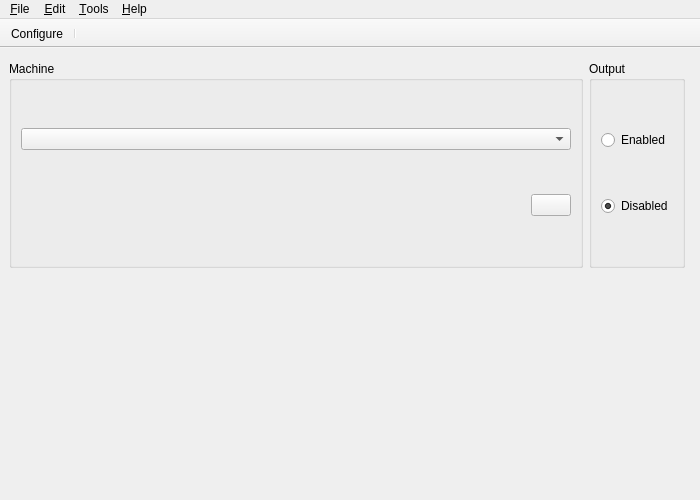
Above: plover/gui_qt/main_window.ui from Ankhanh975/plover-main-fork before the change. Below: the same form after it.
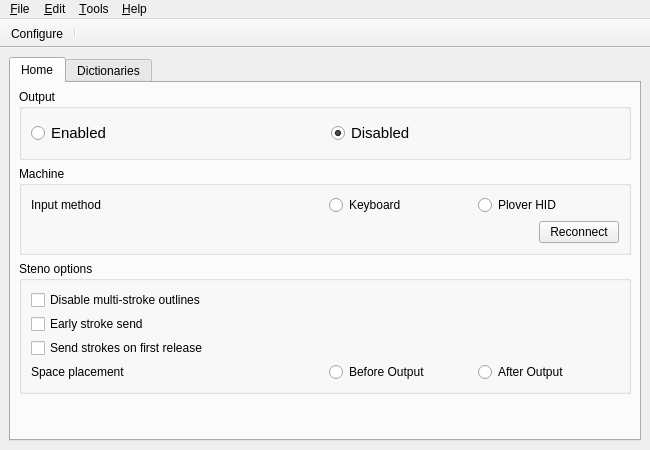
That is the form after the change. Icons and pictures are not drawn. Custom widgets are drawn as their Qt base class.

Commit message:
Add 'Disable multi-stroke outlines' option and related functionality
- Introduced a new configuration option to disable multi-stroke outlines in the settings.
- Updated the engine and translator to respect this new configuration.
- Modified the main window UI to include a checkbox for the new option.
- Added tests to verify the behavior of the new functionality.

The edit to the form file:
```diff
--- a/plover/gui_qt/main_window.ui
+++ b/plover/gui_qt/main_window.ui
@@ -9,8 +9,8 @@
    <rect>
     <x>0</x>
     <y>0</y>
-    <width>700</width>
-    <height>500</height>
+    <width>650</width>
+    <height>450</height>
    </rect>
   </property>
   <property name="minimumSize">
@@ -40,141 +40,352 @@
     </size>
    </property>
    <layout class="QGridLayout" name="gridLayout">
-    <item row="0" column="0" colspan="3">
-     <spacer name="topSpacer">
-      <property name="orientation">
-       <enum>Qt::Vertical</enum>
-      </property>
-      <property name="sizeType">
-       <enum>QSizePolicy::Fixed</enum>
-      </property>
-      <property name="sizeHint" stdset="0">
-       <size>
-        <height>4</height>
-       </size>
-      </property>
-     </spacer>
+    <item row="0" column="0">
+     <widget class="QTabWidget" name="mainTabs">
+      <widget class="QWidget" name="homeTab">
+       <attribute name="title">
+        <string>Home</string>
+       </attribute>
+       <layout class="QVBoxLayout" name="homeLayout">
+        <property name="spacing">
+         <number>6</number>
+        </property>
+        <property name="leftMargin">
+         <number>8</number>
+        </property>
+        <property name="topMargin">
+         <number>6</number>
+        </property>
+        <property name="rightMargin">
+         <number>8</number>
+        </property>
+        <property name="bottomMargin">
+         <number>6</number>
+        </property>
+        <item>
+         <widget class="QGroupBox" name="outputGroup">
+          <property name="title">
+           <string>Output</string>
+          </property>
+          <layout class="QHBoxLayout" name="outputGroupLayout">
+           <property name="spacing">
+            <number>12</number>
+           </property>
+           <item>
+            <widget class="QRadioButton" name="output_enable">
+             <property name="minimumSize">
+              <size>
+               <width>0</width>
+               <height>30</height>
+              </size>
+             </property>
+             <property name="font">
+              <font>
+               <pointsize>11</pointsize>
+              </font>
+             </property>
+             <property name="text">
+              <string>Enabled</string>
+             </property>
+            </widget>
+           </item>
+           <item>
+            <widget class="QRadioButton" name="output_disable">
+             <property name="minimumSize">
+              <size>
+               <width>0</width>
+               <height>30</height>
+              </size>
+             </property>
+             <property name="font">
+              <font>
+               <pointsize>11</pointsize>
+              </font>
+             </property>
+             <property name="text">
+              <string>Disabled</string>
+             </property>
+             <property name="checked">
+              <bool>true</bool>
+             </property>
+            </widget>
+           </item>
+          </layout>
+         </widget>
+        </item>
+        <item>
+         <widget class="QGroupBox" name="machineGroup">
+          <property name="title">
+           <string>Machine</string>
+          </property>
+          <layout class="QVBoxLayout" name="machineGroupLayout">
+           <property name="spacing">
+            <number>6</number>
+           </property>
+           <item>
+            <widget class="QWidget" name="inputMethodRow" native="true">
+             <layout class="QHBoxLayout" name="inputMethodRowLayout">
+              <property name="spacing">
+               <number>8</number>
+              </property>
+              <property name="leftMargin">
+               <number>0</number>
+              </property>
+              <property name="topMargin">
+               <number>0</number>
+              </property>
+              <property name="rightMargin">
+               <number>0</number>
+              </property>
+              <property name="bottomMargin">
+               <number>0</number>
+              </property>
+              <item>
+               <widget class="QLabel" name="inputMethodLabel">
+                <property name="text">
+                 <string>Input method</string>
+                </property>
+                <property name="buddy">
+                 <cstring>input_method_keyboard</cstring>
+                </property>
+               </widget>
+              </item>
+              <item>
+               <widget class="QWidget" name="inputMethodChoices" native="true">
+                <layout class="QHBoxLayout" name="inputMethodChoicesLayout">
+                 <property name="spacing">
+                  <number>8</number>
+                 </property>
+                 <property name="leftMargin">
+                  <number>0</number>
+                 </property>
+                 <property name="topMargin">
+                  <number>0</number>
+                 </property>
+                 <property name="rightMargin">
+                  <number>0</number>
+                 </property>
+                 <property name="bottomMargin">
+                  <number>0</number>
+                 </property>
+                 <item>
+                  <widget class="QRadioButton" name="input_method_keyboard">
+                   <property name="text">
+                    <string>Keyboard</string>
+                   </property>
+                  </widget>
+                 </item>
+                 <item>
+                  <widget class="QRadioButton" name="input_method_plover_hid">
+                   <property name="text">
+                    <string>Plover HID</string>
+                   </property>
+                  </widget>
+                 </item>
+                </layout>
+               </widget>
+              </item>
+             </layout>
+            </widget>
+           </item>
+           <item>
+            <widget class="QWidget" name="machineStatusRow" native="true">
+             <layout class="QHBoxLayout" name="machineStatusRowLayout">
+              <property name="spacing">
+               <number>8</number>
+              </property>
+              <property name="leftMargin">
+               <number>0</number>
+              </property>
+              <property name="topMargin">
+               <number>0</number>
+              </property>
+              <property name="rightMargin">
+               <number>0</number>
+              </property>
+              <property name="bottomMargin">
+               <number>0</number>
+              </property>
+              <item>
+               <widget class="QLabel" name="machine_state">
+                <property name="accessibleName">
+                 <string>State</string>
+                </property>
+                <property name="accessibleDescription">
+                 <string>Connection state for the current machine.</string>
+                </property>
+                <property name="text">
+                 <string/>
+                </property>
+               </widget>
+              </item>
+              <item>
+               <widget class="QPushButton" name="reconnect_button">
+                <property name="sizePolicy">
+                 <sizepolicy hsizetype="Maximum" vsizetype="Fixed">
+                  <horstretch>0</horstretch>
+                  <verstretch>0</verstretch>
+                 </sizepolicy>
+                </property>
+                <property name="toolTip">
+                 <string>Disconnect and reconnect the machine.</string>
+                </property>
+                <property name="accessibleName">
+                 <string>Reconnect</string>
+                </property>
+                <property name="accessibleDescription">
+                 <string>Disconnect and reconnect the machine.</string>
+                </property>
+                <property name="text">
+                 <string>Reconnect</string>
+                </property>
+                <property name="icon">
+                 <iconset resource="resources.qrc">
+                  <normaloff>:/resources/reconnect.svg</normaloff>:/resources/reconnect.svg</iconset>
+                </property>
+               </widget>
+              </item>
+             </layout>
+            </widget>
+           </item>
+          </layout>
+         </widget>
+        </item>
+        <item>
+         <widget class="QGroupBox" name="stenoOptionsGroup">
+          <property name="title">
+           <string>Steno options</string>
+          </property>
+          <layout class="QVBoxLayout" name="stenoOptionsLayout">
+           <property name="spacing">
+            <number>4</number>
+           </property>
+           <item>
+            <widget class="QCheckBox" name="disable_multistroke_outlines">
+             <property name="toolTip">
+              <string>Do not combine consecutive strokes to match multi-stroke dictionary entries.</string>
+             </property>
+             <property name="text">
+              <string>Disable multi-stroke outlines</string>
+             </property>
+            </widget>
+           </item>
+           <item>
+            <widget class="QCheckBox" name="early_stroke_send">
+             <property name="toolTip">
+              <string>Send a stroke as soon as its keys are pressed.</string>
+             </property>
+             <property name="text">
+              <string>Early stroke send</string>
+             </property>
+            </widget>
+           </item>
+           <item>
+            <widget class="QCheckBox" name="first_up_chord_send">
+             <property name="toolTip">
+              <string>Send the chord when the first key is released.</string>
+             </property>
+             <property name="text">
+              <string>Send strokes on first release</string>
+             </property>
+            </widget>
+           </item>
+           <item>
+            <widget class="QWidget" name="spacePlacementRow" native="true">
+             <layout class="QHBoxLayout" name="spacePlacementRowLayout">
+              <property name="spacing">
+               <number>8</number>
+              </property>
+              <property name="leftMargin">
+               <number>0</number>
+              </property>
+              <property name="topMargin">
+               <number>0</number>
+              </property>
+              <property name="rightMargin">
+               <number>0</number>
+              </property>
+              <property name="bottomMargin">
+               <number>0</number>
+              </property>
+              <item>
+               <widget class="QLabel" name="spacePlacementLabel">
+                <property name="text">
+                 <string>Space placement</string>
+                </property>
+                <property name="buddy">
+                 <cstring>space_before_output</cstring>
+                </property>
+               </widget>
+              </item>
+              <item>
+               <widget class="QWidget" name="spacePlacementChoices" native="true">
+                <layout class="QHBoxLayout" name="spacePlacementChoicesLayout">
+                 <property name="spacing">
+                  <number>8</number>
+                 </property>
+                 <property name="leftMargin">
+                  <number>0</number>
+                 </property>
+                 <property name="topMargin">
+                  <number>0</number>
+                 </property>
+                 <property name="rightMargin">
+                  <number>0</number>
+                 </property>
+                 <property name="bottomMargin">
+                  <number>0</number>
+                 </property>
+                 <item>
+                  <widget class="QRadioButton" name="space_before_output">
+                   <property name="text">
+                    <string>Before Output</string>
+                   </property>
+                  </widget>
+                 </item>
+                 <item>
+                  <widget class="QRadioButton" name="space_after_output">
+                   <property name="text">
+                    <string>After Output</string>
+                   </property>
+                  </widget>
+                 </item>
+                </layout>
+               </widget>
+              </item>
+             </layout>
+            </widget>
+           </item>
+          </layout>
+         </widget>
+        </item>
+        <item>
+         <spacer name="homeBottomSpacer">
+          <property name="orientation">
+           <enum>Qt::Orientation::Vertical</enum>
+          </property>
+          <property name="sizeHint" stdset="0">
+           <size>
+            <width>0</width>
+            <height>0</height>
+           </size>
+          </property>
+         </spacer>
+        </item>
+       </layout>
+      </widget>
+      <widget class="QWidget" name="dictionariesTab">
+       <attribute name="title">
+        <string>Dictionaries</string>
+       </attribute>
+       <layout class="QVBoxLayout" name="dictionariesLayout">
+        <item>
+         <widget class="DictionariesWidget" name="dictionaries" native="true"/>
+        </item>
+       </layout>
+      </widget>
+     </widget>
     </item>
-    <item row="1" column="0">
-     <widget class="QGroupBox" name="groupBox">
-      <property name="sizePolicy">
-       <sizepolicy hsizetype="MinimumExpanding" vsizetype="Preferred">
-        <horstretch>0</horstretch>
-        <verstretch>0</verstretch>
-       </sizepolicy>
-      </property>
-      <property name="title">
-       <string>Machine</string>
-      </property>
-      <layout class="QGridLayout" name="gridLayout_2">
-       <item row="2" column="0">
-        <widget class="QLabel" name="machine_state">
-         <property name="accessibleName">
-          <string>State</string>
-         </property>
-         <property name="accessibleDescription">
-          <string>Connection state for the current machine.</string>
-         </property>
-         <property name="text">
-          <string/>
-         </property>
-        </widget>
-       </item>
-       <item row="2" column="1">
-        <widget class="QPushButton" name="reconnect_button">
-         <property name="sizePolicy">
-          <sizepolicy hsizetype="Fixed" vsizetype="Fixed">
-           <horstretch>0</horstretch>
-           <verstretch>0</verstretch>
-          </sizepolicy>
-         </property>
-         <property name="toolTip">
-          <string>Disconnect and reconnect the machine.</string>
-         </property>
-         <property name="accessibleName">
-          <string>Reconnect</string>
-         </property>
-         <property name="accessibleDescription">
-          <string>Disconnect and reconnect the machine.</string>
-         </property>
-         <property name="text">
-          <string/>
-         </property>
-         <property name="icon">
-          <iconset resource="resources.qrc">
-           <normaloff>:/resources/reconnect.svg</normaloff>:/resources/reconnect.svg</iconset>
-         </property>
-        </widget>
-       </item>
-       <item row="0" column="0" colspan="2">
-        <widget class="QComboBox" name="machine_type">
-         <property name="sizePolicy">
-          <sizepolicy hsizetype="Expanding" vsizetype="Fixed">
-           <horstretch>0</horstretch>
-           <verstretch>0</verstretch>
-          </sizepolicy>
-         </property>
-         <property name="accessibleName">
-          <string>Type</string>
-         </property>
-         <property name="accessibleDescription">
-          <string>Change the current machine type.</string>
-         </property>
-        </widget>
-       </item>
-     </layout>
-    </widget>
-   </item>
-   <item row="2" column="0" colspan="3">
-    <spacer name="verticalSpacer">
-     <property name="orientation">
-      <enum>Qt::Vertical</enum>
-     </property>
-     <property name="sizeType">
-      <enum>QSizePolicy::Fixed</enum>
-     </property>
-     <property name="sizeHint" stdset="0">
-      <size>
-       <height>10</height>
-      </size>
-     </property>
-    </spacer>
-   </item>
-   <item row="3" column="0" colspan="3">
-    <widget class="DictionariesWidget" name="dictionaries" native="true"/>
-   </item>
-   <item row="1" column="1">
-    <widget class="QGroupBox" name="groupBox">
-      <property name="sizePolicy">
-       <sizepolicy hsizetype="Minimum" vsizetype="Preferred">
-        <horstretch>0</horstretch>
-        <verstretch>0</verstretch>
-       </sizepolicy>
-      </property>
-      <property name="title">
-       <string>Output</string>
-      </property>
-      <layout class="QGridLayout" name="gridLayout_3">
-       <item row="0" column="0">
-        <widget class="QRadioButton" name="output_enable">
-         <property name="text">
-          <string>Enabled</string>
-         </property>
-        </widget>
-       </item>
-       <item row="1" column="0">
-        <widget class="QRadioButton" name="output_disable">
-         <property name="text">
-          <string>Disabled</string>
-         </property>
-         <property name="checked">
-          <bool>true</bool>
-         </property>
-        </widget>
-       </item>
-      </layout>
-    </widget>
-   </item>
    </layout>
   </widget>
   <widget class="QMenuBar" name="menubar">
```
Left out of the diff: 28 changed lines with no effect on the pictures. The commit also changes 9 other files.
